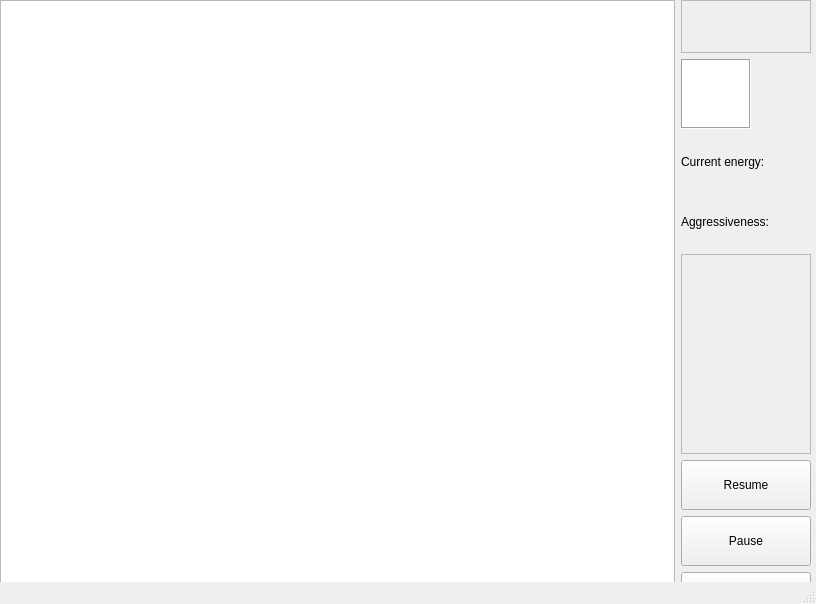
Before: the Qt Designer form mainwindow.ui in SlaviXG/Project_Ambient, drawn with Qt 5.
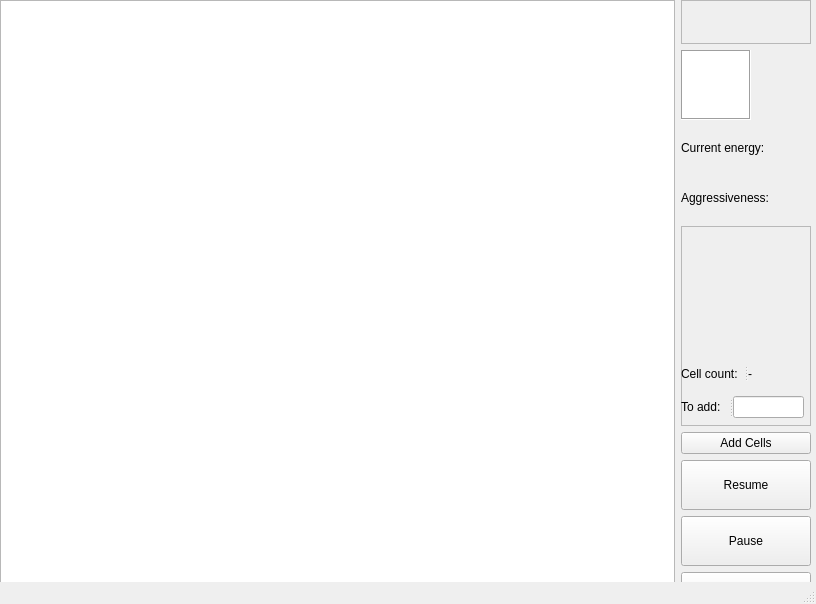
After: the same form once the commit is applied.

Commit message: Buttons are connected, generation of a certain number of cells is implemented

What changed in the file:
```diff
--- a/mainwindow.ui
+++ b/mainwindow.ui
@@ -109,10 +109,72 @@
            <property name="frameShadow">
             <enum>QFrame::Raised</enum>
            </property>
+           <widget class="QSplitter" name="splitter_2">
+            <property name="geometry">
+             <rect>
+              <x>0</x>
+              <y>140</y>
+              <width>71</width>
+              <height>16</height>
+             </rect>
+            </property>
+            <property name="orientation">
+             <enum>Qt::Horizontal</enum>
+            </property>
+            <widget class="QLabel" name="label_8">
+             <property name="text">
+              <string>Cell count:</string>
+             </property>
+            </widget>
+            <widget class="QLabel" name="cell_count_Label">
+             <property name="text">
+              <string>-</string>
+             </property>
+            </widget>
+           </widget>
+           <widget class="QSplitter" name="splitter">
+            <property name="geometry">
+             <rect>
+              <x>0</x>
+              <y>170</y>
+              <width>123</width>
+              <height>22</height>
+             </rect>
+            </property>
+            <property name="orientation">
+             <enum>Qt::Horizontal</enum>
+            </property>
+            <widget class="QLabel" name="label_10">
+             <property name="maximumSize">
+              <size>
+               <width>49</width>
+               <height>16777215</height>
+              </size>
+             </property>
+             <property name="text">
+              <string>To add:</string>
+             </property>
+            </widget>
+            <widget class="QLineEdit" name="cell_to_add_LineEdit">
+             <property name="maximumSize">
+              <size>
+               <width>71</width>
+               <height>16777215</height>
+              </size>
+             </property>
+            </widget>
+           </widget>
           </widget>
          </item>
         </layout>
        </item>
+       <item>
+        <widget class="QPushButton" name="add_cells_Button">
+         <property name="text">
+          <string>Add Cells</string>
+         </property>
+        </widget>
+       </item>
        <item>
         <widget class="QPushButton" name="resumeButton">
          <property name="minimumSize">
```
Left out of the diff: 2 changed lines with no effect on the pictures. The commit also changes 6 other files.
